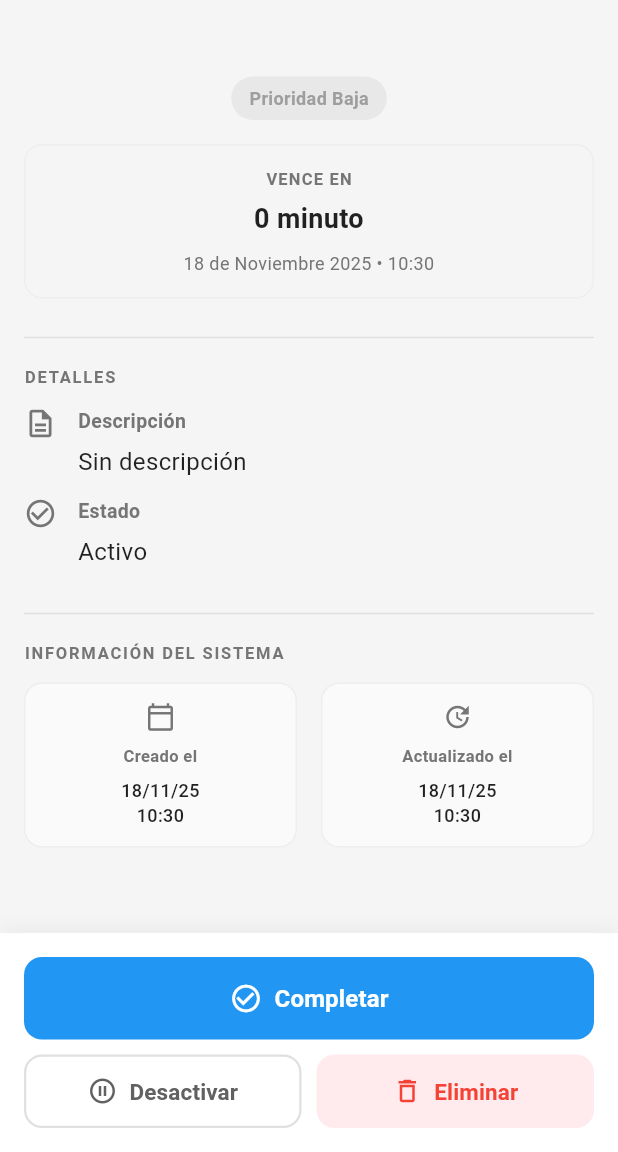
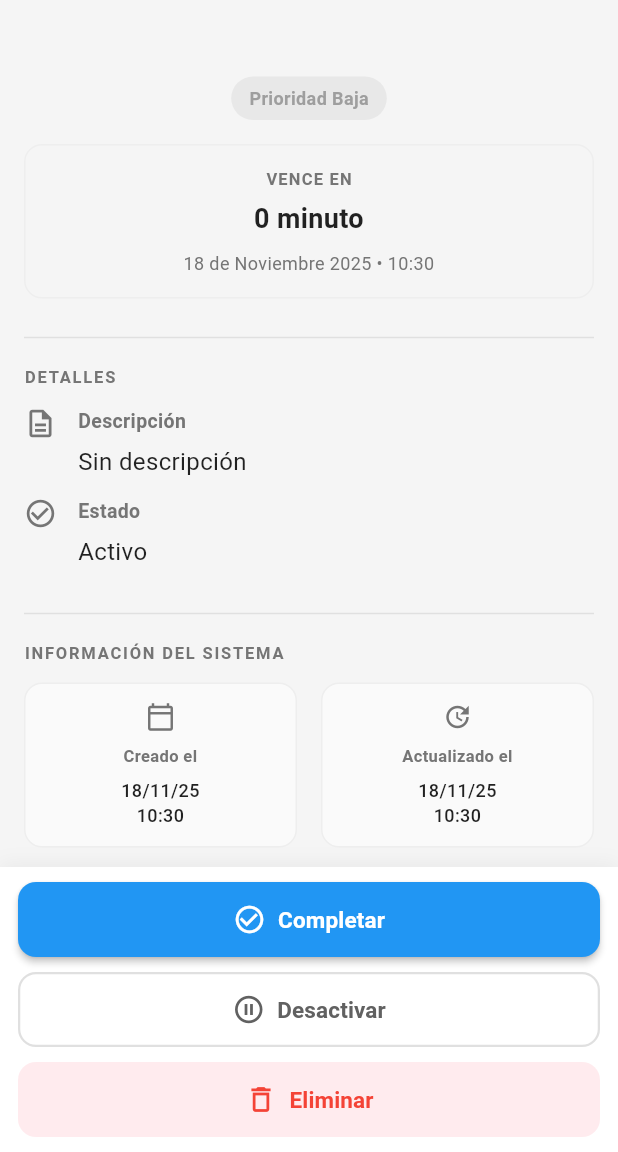
Before and after one commit to Danaheand/FlutterDFind, a Flutter app: the AlertDetailScreen screen opened directly with empty values, on a phone screen of 412 x 824 dp, the part 84-1236 px from its top. Run offline on Flutter 3.47's test engine with Material 3 defaults, Android fonts, the phone set to English and light mode, and no system bars; our stand-ins replace confetti, flutter_colorpicker, flutter_local_notifications, image_picker, permission_handler, shared_preferences and 1 more; accounts and stored records are empty.

Commit message:
mejora en pantalla detalle recordatorio

```diff
--- a/lib/screens/recordatorios_detalle_screen.dart
+++ b/lib/screens/recordatorios_detalle_screen.dart
@@ -542,7 +542,7 @@ class _AlertDetailScreenState extends State<AlertDetailScreen> {
             ),
           ),
           Container(
-            padding: const EdgeInsets.all(16),
+            padding: const EdgeInsets.symmetric(horizontal: 12, vertical: 10),
             decoration: BoxDecoration(
               color: Colors.white,
               boxShadow: [
@@ -558,7 +558,11 @@ class _AlertDetailScreenState extends State<AlertDetailScreen> {
                 mainAxisSize: MainAxisSize.min,
                 crossAxisAlignment: CrossAxisAlignment.stretch,
                 children: [
-                  // Botón Completar - Ancho completo
+                  // Botones en columna vertical - ajustados al contenedor
+                  Column(
+                    crossAxisAlignment: CrossAxisAlignment.stretch,
+                    children: [
+                      // Botón Completar
                       ElevatedButton.icon(
                         onPressed: () async {
                           final confirmar = await showDialog<bool>(
@@ -637,22 +641,19 @@ class _AlertDetailScreenState extends State<AlertDetailScreen> {
                         style: ElevatedButton.styleFrom(
                           backgroundColor: Colors.blue,
                           foregroundColor: Colors.white,
-                      padding: const EdgeInsets.symmetric(vertical: 16),
+                          padding: const EdgeInsets.symmetric(vertical: 14),
                           shape: RoundedRectangleBorder(
                               borderRadius: BorderRadius.circular(12)),
-                      elevation: 0,
+                          elevation: 2,
                         ),
                         icon: const Icon(Icons.check_circle_outline, size: 22),
                         label: const Text('Completar',
                             style: TextStyle(
-                            fontSize: 16, fontWeight: FontWeight.w600)),
+                                fontSize: 15, fontWeight: FontWeight.bold)),
                       ),
                       const SizedBox(height: 10),
-                  // Fila con Desactivar y Eliminar
-                  Row(
-                    children: [
-                      Expanded(
-                        child: OutlinedButton.icon(
+                      // Botón Desactivar/Activar
+                      OutlinedButton.icon(
                         onPressed: () async {
                           try {
                             // Llamar a la API para toggle activo
@@ -708,18 +709,17 @@ class _AlertDetailScreenState extends State<AlertDetailScreen> {
                           alert.active
                               ? Icons.pause_circle_outline
                               : Icons.play_circle_outline,
-                            size: 20,
+                          size: 22,
                         ),
                         label: Text(
                           alert.active ? 'Desactivar' : 'Activar',
                           style: const TextStyle(
-                                fontSize: 15, fontWeight: FontWeight.w600),
-                          ),
-                        ),
-                      ),
-                      const SizedBox(width: 10),
-                      Expanded(
-                        child: TextButton.icon(
+                              fontSize: 15, fontWeight: FontWeight.bold),
+                        ),
+                      ),
+                      const SizedBox(height: 10),
+                      // Botón Eliminar
+                      TextButton.icon(
                         onPressed: () async {
                           final confirmar = await showDialog<bool>(
                             context: context,
@@ -805,11 +805,10 @@ class _AlertDetailScreenState extends State<AlertDetailScreen> {
                           shape: RoundedRectangleBorder(
                               borderRadius: BorderRadius.circular(12)),
                         ),
-                          icon: const Icon(Icons.delete_outline, size: 20),
+                        icon: const Icon(Icons.delete_outline, size: 22),
                         label: const Text('Eliminar',
                             style: TextStyle(
-                                  fontSize: 15, fontWeight: FontWeight.w600)),
-                        ),
+                                fontSize: 15, fontWeight: FontWeight.bold)),
                       ),
                     ],
                   ),
```
Lines whose indentation alone changed are shown as unchanged.
